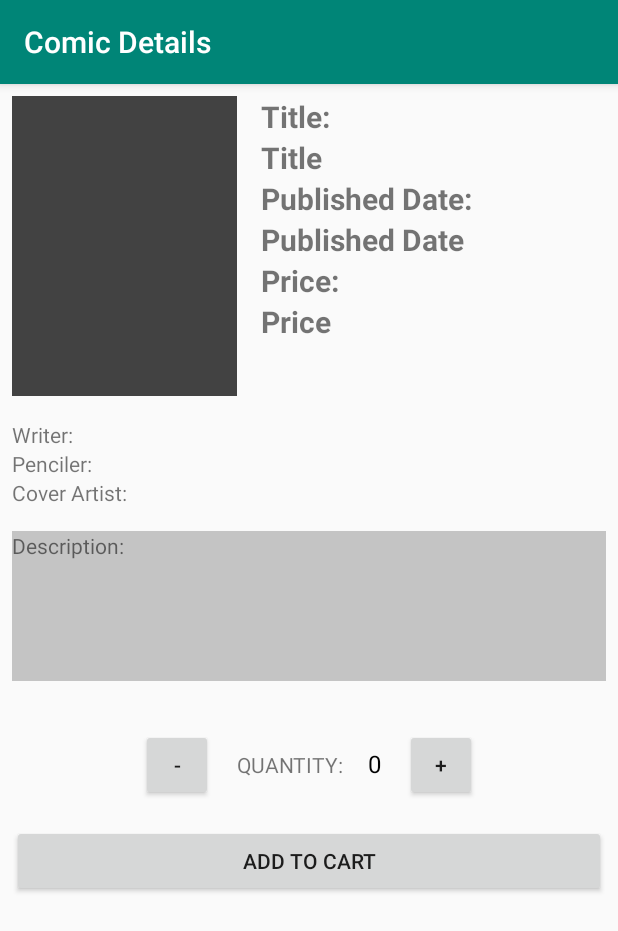
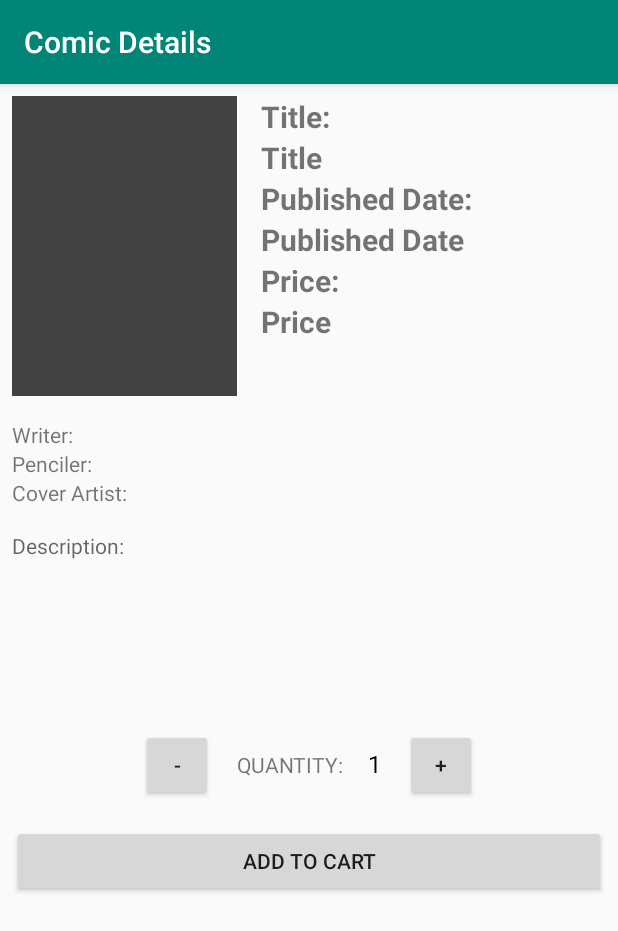
Before and after one commit to raulkfernandes/Marvel_Store, an Android app: the ComicDetailsActivity screen opened directly, with no data from a screen before it, on a phone screen of 412 x 824 dp. Shown: the top 931 px of the screen. Run offline under Robolectric (Android 15) with nearby library versions, the phone set to English and light mode, and no system bars; 7 statements that could not run were skipped.

```diff
--- a/app/src/main/res/layout/activity_comic_details.xml
+++ b/app/src/main/res/layout/activity_comic_details.xml
@@ -97,14 +97,17 @@
             android:layout_marginRight="8dp"
             android:layout_marginEnd="8dp" />
 
-        <TextView
-            android:id="@+id/activity_comic_details_description"
-            android:text="Description:"
-            android:background="@color/cardview_shadow_start_color"
+        <ScrollView
             android:layout_width="match_parent"
             android:layout_height="100dp"
-            android:scrollbars="vertical"
-            android:layout_marginVertical="16dp"/>
+            android:layout_marginVertical="16dp">
+
+            <TextView
+                android:id="@+id/activity_comic_details_description"
+                android:hint="Description:"
+                android:layout_width="match_parent"
+                android:layout_height="match_parent"/>
+        </ScrollView>
 
     </LinearLayout>
 
@@ -133,7 +136,7 @@
             android:layout_width="wrap_content"
             android:layout_height="wrap_content"
             android:layout_marginHorizontal="8dp"
-            android:text="0"
+            android:text="1"
             android:textColor="@android:color/black"
             android:textSize="16sp" />
 
@@ -149,8 +152,8 @@
         android:id="@+id/activity_comic_store_add_to_cart_button"
         android:layout_width="match_parent"
         android:layout_height="wrap_content"
+        android:layout_gravity="center_horizontal"
         android:layout_margin="8dp"
-        android:text="ADD TO CART"
-        android:layout_gravity="center_horizontal"/>
+        android:text="ADD TO CART" />
 
 </LinearLayout>
```
Also changed, not shown: app/src/main/java/br/com/phoebus/marvelstore/activity/ComicDetailsActivity.java (+5 -11 lines), app/src/main/java/br/com/phoebus/marvelstore/activity/ComicStoreActivity.java (+9 -3 lines), app/src/main/java/br/com/phoebus/marvelstore/activity/ShoppingCartActivity.java (+13 -8 lines), app/src/main/java/br/com/phoebus/marvelstore/adapter/ShoppingCartAdapter.java (+22 -3 lines), app/src/main/java/br/com/phoebus/marvelstore/dao/ComicDAO.java (+10 -0 lines).
